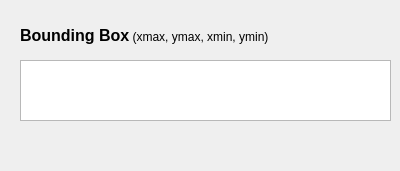
This is boundingbox_dialog_base.ui in Maaka2890/BoundingBox as Qt 5 draws it before an edit. The edited form follows.
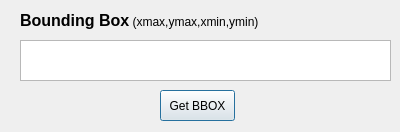
This is the edited form.

Patch:
```diff
--- a/boundingbox_dialog_base.ui
+++ b/boundingbox_dialog_base.ui
@@ -7,7 +7,7 @@
     <x>0</x>
     <y>0</y>
     <width>400</width>
-    <height>171</height>
+    <height>132</height>
    </rect>
   </property>
   <property name="windowTitle">
@@ -17,9 +17,9 @@
    <property name="geometry">
     <rect>
      <x>20</x>
-     <y>60</y>
+     <y>40</y>
      <width>371</width>
-     <height>61</height>
+     <height>41</height>
     </rect>
    </property>
   </widget>
@@ -27,15 +27,33 @@
    <property name="geometry">
     <rect>
      <x>20</x>
-     <y>25</y>
+     <y>10</y>
      <width>261</width>
      <height>21</height>
     </rect>
    </property>
    <property name="text">
-    <string>&lt;html&gt;&lt;head/&gt;&lt;body&gt;&lt;p&gt;&lt;span style=&quot; font-size:12pt; font-weight:600;&quot;&gt;Bounding Box&lt;/span&gt; (xmax, ymax, xmin, ymin)&lt;/p&gt;&lt;/body&gt;&lt;/html&gt;</string>
+    <string>&lt;html&gt;&lt;head/&gt;&lt;body&gt;&lt;p&gt;&lt;span style=&quot; font-size:12pt; font-weight:600;&quot;&gt;Bounding Box&lt;/span&gt; (xmax,ymax,xmin,ymin)&lt;/p&gt;&lt;/body&gt;&lt;/html&gt;</string>
    </property>
   </widget>
+  <widget class="QPushButton" name="GetBB">
+   <property name="geometry">
+    <rect>
+     <x>160</x>
+     <y>90</y>
+     <width>75</width>
+     <height>31</height>
+    </rect>
+   </property>
+   <property name="text">
+    <string>Get BBOX</string>
+   </property>
+  </widget>
+  <action name="actionGetBB">
+   <property name="text">
+    <string>GetBB</string>
+   </property>
+  </action>
  </widget>
  <resources/>
  <connections/>
```
